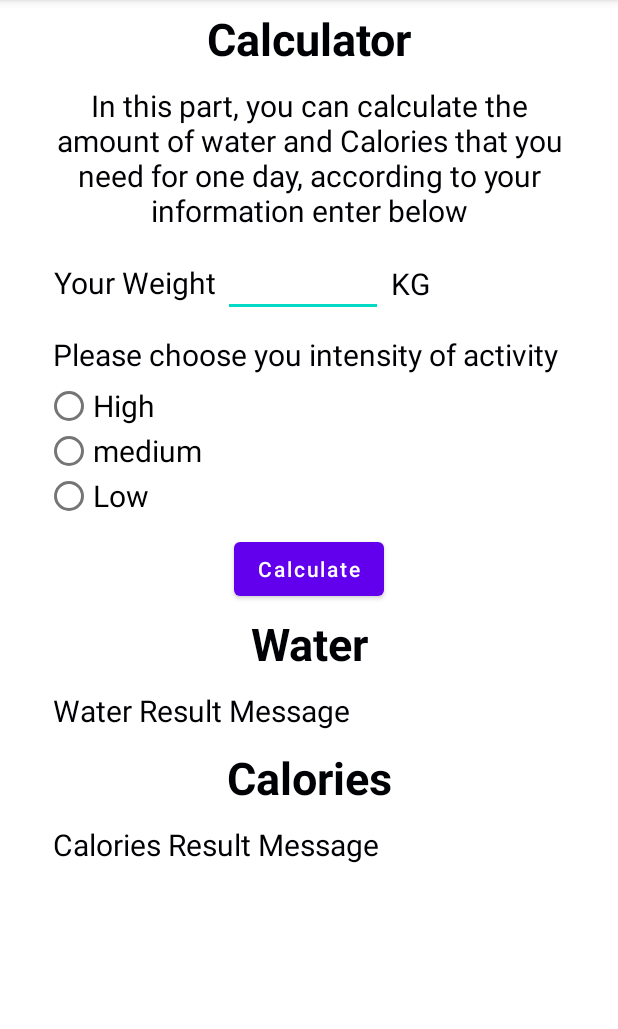
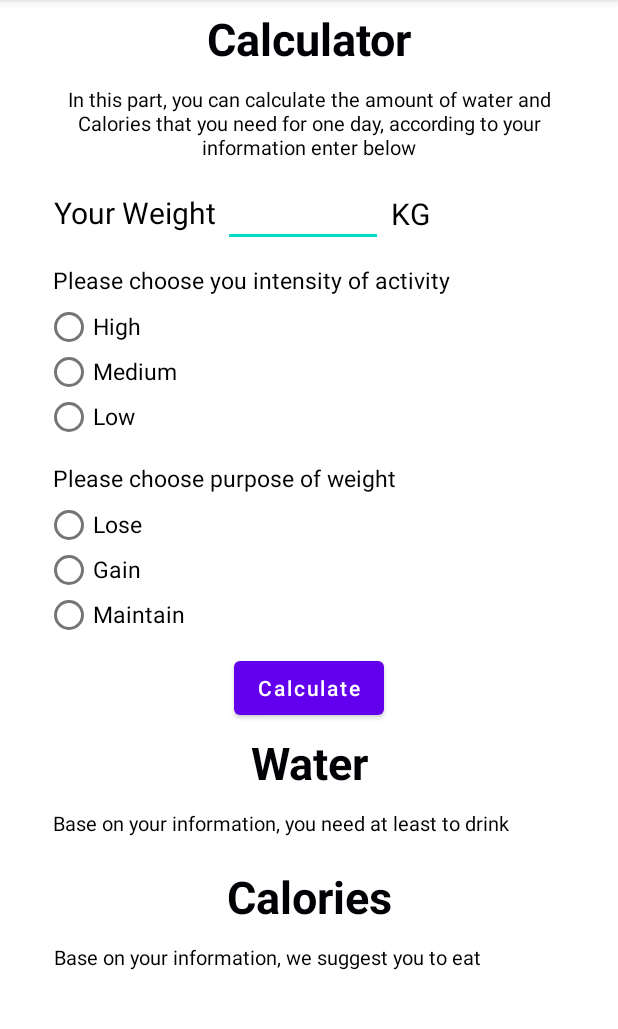
Before and after one commit to LlockieLleone/NutritiousLife, an Android app: the Calculator screen opened directly, with no data from a screen before it, on a phone screen of 412 x 824 dp, the part 84-1113 px from its top. Run offline under Robolectric (Android 15) with nearby library versions, the phone set to English and light mode, and no system bars; our stand-ins replace Firebase (no records; nobody signed in at launch, a user with empty details on screens opened directly); 1 statement that could not run was skipped.

Commit message:
complete_calculator_java_activity

```diff
--- a/app/src/main/java/com/example/nutritiouslife/Calculator.java
+++ b/app/src/main/java/com/example/nutritiouslife/Calculator.java
@@ -1,14 +1,206 @@
 package com.example.nutritiouslife;
 
+import androidx.annotation.NonNull;
 import androidx.appcompat.app.AppCompatActivity;
 
 import android.os.Bundle;
+import android.view.View;
+import android.widget.Button;
+import android.widget.EditText;
+import android.widget.RadioButton;
+import android.widget.RadioGroup;
+import android.widget.TextView;
+import android.widget.Toast;
 
-public class Calculator extends AppCompatActivity {
+import com.google.firebase.database.DataSnapshot;
+import com.google.firebase.database.DatabaseError;
+import com.google.firebase.database.DatabaseReference;
+import com.google.firebase.database.FirebaseDatabase;
+import com.google.firebase.database.ValueEventListener;
+
+import model.User;
+
+public class Calculator extends AppCompatActivity implements View.OnClickListener, ValueEventListener {
+
+    private EditText editTextWeightForCalculate;
+    private RadioGroup rgIntensity, rgNeed;
+    private RadioButton rbHigh, rbMedium, rbLow, rbLose, rbGain, rbMaintain;
+    private TextView textViewWaterResult, textViewCaloriesResult;
+    private Button btnCalculate;
+
+    private User aUser;
+
+    private String intensity = "";
+    private String need = "";
+
+    private int waterVolume;
+    private int caloriesAmount;
+
+    private String userId = "";
+
+    private int height;
+    private int age;
+    private int weight;
+
+    DatabaseReference userDatabase, userChild;
 
     @Override
     protected void onCreate(Bundle savedInstanceState) {
         super.onCreate(savedInstanceState);
         setContentView(R.layout.activity_calculator);
+
+        initialize();
+    }
+
+    private void initialize() {
+        editTextWeightForCalculate = findViewById(R.id.editTextWeightForCalculate);
+        rgIntensity = findViewById(R.id.rgIntensity);
+        rgNeed = findViewById(R.id.rgNeed);
+        rbHigh = findViewById(R.id.rbHigh);
+        rbMedium = findViewById(R.id.rbMedium);
+        rbLow = findViewById(R.id.rbLow);
+        rbGain = findViewById(R.id.rbGain);
+        rbMaintain = findViewById(R.id.rbMaintain);
+        rbLose = findViewById(R.id.rbLose);
+        textViewWaterResult = findViewById(R.id.textViewWaterResult);
+        textViewCaloriesResult = findViewById(R.id.textViewCaloriesResult);
+        btnCalculate = findViewById(R.id.btnCalculate);
+
+        userId = getIntent().getStringExtra("schedule");
+
+        userDatabase = FirebaseDatabase.getInstance().getReference("user");
+
+
+        rbLose.setOnClickListener(this);
+        rbMaintain.setOnClickListener(this);
+        rbGain.setOnClickListener(this);
+        rbLow.setOnClickListener(this);
+        rbMedium.setOnClickListener(this);
+        rbHigh.setOnClickListener(this);
+        btnCalculate.setOnClickListener(this);
+
+        userChild = FirebaseDatabase.getInstance().getReference("user").child(String.valueOf(userId));
+
+        userChild.addValueEventListener(this);
+
+        editTextWeightForCalculate.setText(weight);
+    }
+
+    private int calculateWaterVolume(String intensity) throws Exception{
+        int volume = 0;
+        if(editTextWeightForCalculate.getText().toString() != "") {
+            weight = Integer.valueOf(editTextWeightForCalculate.getText().toString());
+            if(intensity.equals("High")) {
+                volume = (weight * 50) - 1500;
+                //need to consider the calories intake(food),
+                //to change the water taken from food and self produce(current 1500)
+            }else if(intensity.equals("Medium")) {
+                volume = (weight * 45) - 1500;
+            }else if(intensity.equals("Low")) {
+                volume = (weight * 40) - 1500;
+            }else {
+                throw new Exception("Please select intensity of your activity");
+            }
+        }else{
+            throw new Exception("Please enter your weight");
+        }
+
+        return volume;
+    }
+
+    private int calculateCalories(String need) throws Exception{
+        int cal = 0;
+
+        if(editTextWeightForCalculate.getText().toString() != "") {
+
+            weight = Integer.valueOf(editTextWeightForCalculate.getText().toString());
+
+            if (need.equals("Lose")) {
+                cal = (int)((67 + (13.73 * weight) + (5 * height) - (6.9 * age)) * 1.1);
+            } else if (need.equals("Gain")) {
+                cal = (int)((67 + (13.73 * weight) + (5 * height) - (6.9 * age)) * 1.3);
+            } else if (need.equals("Maintain")) {
+                cal = (int)((67 + (13.73 * weight) + (5 * height) - (6.9 * age)) * 1.2);
+            } else {
+                throw new Exception("Please select your need of weight control");
+            }
+
+//            if(gender.equals("male")){
+//
+//            } else if(gender.equals("female")){
+//
+//            } else if(gender.equals("other")){
+//
+//            }
+        }
+        return cal;
+    }
+
+    @Override
+    public void onDataChange(@NonNull DataSnapshot dataSnapshot) {
+        if(dataSnapshot.exists()) {
+            height = Integer.valueOf(dataSnapshot.child("name").getValue().toString());
+            age =  Integer.valueOf(dataSnapshot.child("age").getValue().toString());
+            weight = Integer.valueOf(dataSnapshot.child("weight").getValue().toString());
+        }
+    }
+
+    private void showWaterResult() {
+        try
+        {
+            waterVolume = calculateWaterVolume(intensity);
+            textViewWaterResult.setText(waterVolume + " ml water");
+        }
+        catch(Exception e)
+        {
+            Toast.makeText(this,e.getMessage(),Toast.LENGTH_LONG).show();
+        }
+    }
+
+    private void showCaloriesResult() {
+        try
+        {
+            caloriesAmount = calculateCalories(need);
+            textViewCaloriesResult.setText(caloriesAmount + " cal food");
+        }
+        catch(Exception e)
+        {
+            Toast.makeText(this,e.getMessage(),Toast.LENGTH_LONG).show();
+        }
+    }
+
+    @Override
+    public void onClick(View view) {
+        int id = view.getId();
+
+        switch (id) {
+            case R.id.rbHigh:
+                intensity = rbHigh.getText().toString();
+                break;
+            case R.id.rbMedium:
+                intensity = rbMedium.getText().toString();
+                break;
+            case R.id.rbLow:
+                intensity = rbLow.getText().toString();
+                break;
+            case R.id.rbGain:
+                need = rbGain.getText().toString();
+                break;
+            case R.id.rbMaintain:
+                need = rbMaintain.getText().toString();
+                break;
+            case R.id.rbLose:
+                need = rbLose.getText().toString();
+                break;
+            case R.id.btnCalculate:
+                showWaterResult();
+                showCaloriesResult();
+                break;
+        }
+    }
+
+    @Override
+    public void onCancelled(@NonNull DatabaseError databaseError) {
+
     }
 }
--- a/app/src/main/java/com/example/nutritiouslife/Home.java
+++ b/app/src/main/java/com/example/nutritiouslife/Home.java
@@ -10,6 +10,7 @@ import android.widget.Toast;
 
 public class Home extends AppCompatActivity implements View.OnClickListener{
     Button btnLogout, btnCalculator;
+    String userId = "id";
     @Override
     protected void onCreate(Bundle savedInstanceState) {
         super.onCreate(savedInstanceState);
@@ -20,6 +21,7 @@ public class Home extends AppCompatActivity implements View.OnClickListener{
     private void initialize() {
         btnLogout = findViewById(R.id.btnLogout);
         btnCalculator = findViewById(R.id.btnCalculator);
+        userId = getIntent().getStringExtra("schedule");
     }
 
     @Override
@@ -38,6 +40,8 @@ public class Home extends AppCompatActivity implements View.OnClickListener{
     }
 
     private void calculator() {
-        Intent intent = new Intent(this, MainActivity.class);
+        Intent intent = new Intent(this, Calculator.class);
+        intent.putExtra("id", userId);
+        startActivity(intent);
     }
 }
--- a/app/src/main/java/com/example/nutritiouslife/MainActivity.java
+++ b/app/src/main/java/com/example/nutritiouslife/MainActivity.java
@@ -78,6 +78,7 @@ public class MainActivity extends AppCompatActivity implements View.OnClickListe
         if (dataSnapshot.exists()){
             Toast.makeText(this, "Login successfully", Toast.LENGTH_LONG).show();
             Intent intent = new Intent(this, Home.class);
+            intent.putExtra("id", editTextId.getText().toString().trim());
             startActivity(intent);
         }
     }
--- a/app/src/main/res/layout/activity_calculator.xml
+++ b/app/src/main/res/layout/activity_calculator.xml
@@ -29,7 +29,7 @@
         android:layout_marginLeft="20dp"
         android:layout_marginRight="20dp"
         android:text="In this part, you can calculate the amount of water and Calories that you need for one day, according to your information enter below"
-        android:textSize="20sp"
+        android:textSize="13sp"
         app:layout_constraintLeft_toLeftOf="parent"
         app:layout_constraintRight_toRightOf="parent"
         app:layout_constraintTop_toBottomOf="@+id/textViewTitle" />
@@ -82,7 +82,7 @@
         android:layout_height="wrap_content"
         android:text="Please choose you intensity of activity"
 
-        android:textSize="20sp"
+        android:textSize="15sp"
         app:layout_constraintLeft_toLeftOf="parent"
         app:layout_constraintTop_toBottomOf="@+id/textViewWeightForCalculate"
         app:layout_constraintStart_toStartOf="@id/textViewWeightForCalculate"
@@ -103,22 +103,66 @@
             android:layout_width="match_parent"
             android:layout_height="30dp"
             android:text="High"
-            android:textSize="20sp" />
+            android:textSize="15sp" />
 
         <RadioButton
             android:id="@+id/rbMedium"
             android:layout_width="match_parent"
             android:layout_height="30dp"
-            android:text="medium"
-            android:textSize="20sp" />
+            android:text="Medium"
+            android:textSize="15sp" />
 
         <RadioButton
-            android:id="@+id/tbLow"
+            android:id="@+id/rbLow"
             android:layout_width="match_parent"
             android:layout_height="30dp"
             android:text="Low"
-            android:textSize="20sp" />
+            android:textSize="15sp" />
 
+    </RadioGroup>
+
+    <TextView
+        android:id="@+id/textViewNeed"
+        android:layout_width="wrap_content"
+        android:layout_height="wrap_content"
+        android:text="Please choose purpose of weight"
+
+        android:textSize="15sp"
+        app:layout_constraintLeft_toLeftOf="parent"
+        app:layout_constraintTop_toBottomOf="@+id/rgIntensity"
+        app:layout_constraintStart_toStartOf="@id/textViewWeightForCalculate"
+        android:layout_marginTop="10dp"
+
+        style="@style/textViewStyle"
+        />
+
+    <RadioGroup
+        android:id="@+id/rgNeed"
+        android:layout_width="wrap_content"
+        android:layout_height="wrap_content"
+        app:layout_constraintTop_toBottomOf="@id/textViewNeed"
+        app:layout_constraintStart_toStartOf="@id/textViewIntensity" >
+
+        <RadioButton
+            android:id="@+id/rbLose"
+            android:layout_width="match_parent"
+            android:layout_height="30dp"
+            android:text="Lose"
+            android:textSize="15sp" />
+
+        <RadioButton
+            android:id="@+id/rbGain"
+            android:layout_width="match_parent"
+            android:layout_height="30dp"
+            android:text="Gain"
+            android:textSize="15sp"  />
+
+        <RadioButton
+            android:id="@+id/rbMaintain"
+            android:layout_width="match_parent"
+            android:layout_height="30dp"
+            android:text="Maintain"
+            android:textSize="15sp" />
     </RadioGroup>
 
     <Button
@@ -127,7 +171,7 @@
         android:layout_height="wrap_content"
         android:text="Calculate"
         app:layout_constraintLeft_toLeftOf="parent"
-        app:layout_constraintTop_toBottomOf="@id/rgIntensity"
+        app:layout_constraintTop_toBottomOf="@id/rgNeed"
         app:layout_constraintRight_toRightOf="parent"
         android:layout_marginTop="10dp"
         android:textAllCaps="false"/>
@@ -148,13 +192,25 @@
         />
 
     <TextView
+        android:id="@+id/textView1"
+        android:layout_width="wrap_content"
+        android:layout_height="wrap_content"
+        android:text="Base on your information, you need at least to drink "
+        android:textSize="13dp"
+
+        app:layout_constraintStart_toStartOf="@id/textViewWeightForCalculate"
+        app:layout_constraintTop_toBottomOf="@id/textViewWaterTitle"
+
+        style="@style/textViewStyle"/>
+
+    <TextView
         android:id="@+id/textViewWaterResult"
         android:layout_width="wrap_content"
         android:layout_height="wrap_content"
-        android:text="Water Result Message"
+        android:text=""
 
-        app:layout_constraintStart_toStartOf="@id/textViewWeightForCalculate"
-        app:layout_constraintTop_toBottomOf="@id/textViewWaterTitle"
+        app:layout_constraintLeft_toRightOf="@id/textView1"
+        app:layout_constraintTop_toTopOf="@id/textView1"
 
         style="@style/textViewStyle"/>
 
@@ -173,15 +229,28 @@
         />
 
     <TextView
-        android:id="@+id/textViewCaloriesResult"
+        android:id="@+id/textView2"
         android:layout_width="wrap_content"
         android:layout_height="wrap_content"
-        android:text="Calories Result Message"
+        android:text="Base on your information, we suggest you to eat "
+        android:textSize="13dp"
 
         app:layout_constraintStart_toStartOf="@id/textViewWeightForCalculate"
         app:layout_constraintTop_toBottomOf="@id/textViewCaloriesTitle"
 
         style="@style/textViewStyle"/>
 
+    <TextView
+        android:id="@+id/textViewCaloriesResult"
+        android:layout_width="wrap_content"
+        android:layout_height="wrap_content"
+        android:text=""
+
+
+        app:layout_constraintLeft_toRightOf="@id/textView2"
+        app:layout_constraintTop_toTopOf="@id/textView2"
+
+        style="@style/textViewStyle"/>
+
 
 </androidx.constraintlayout.widget.ConstraintLayout>
```
